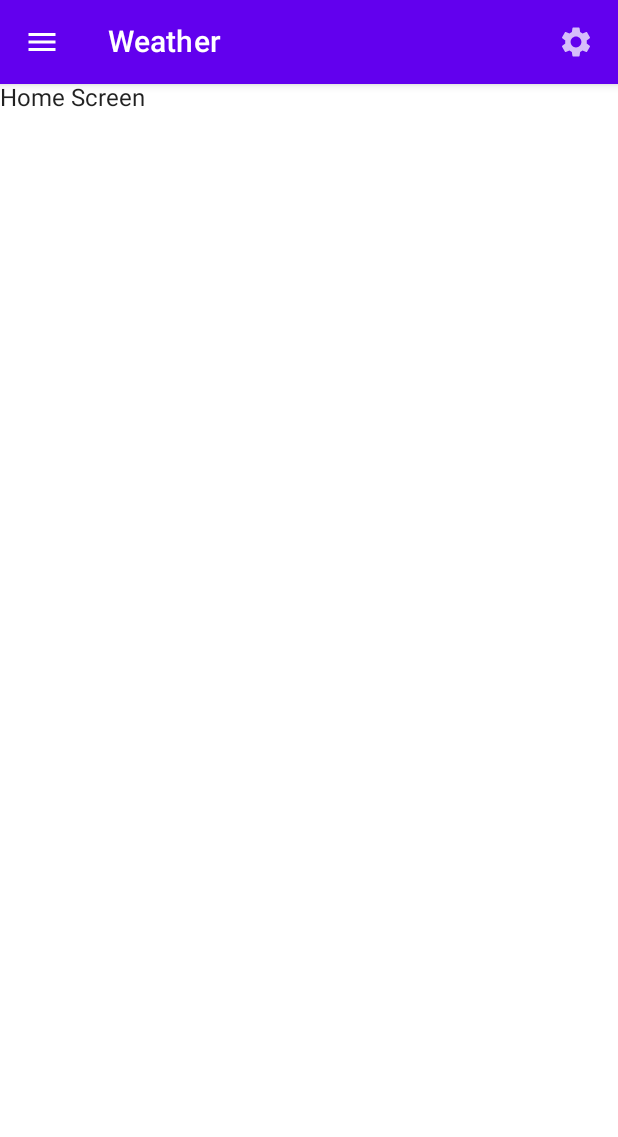
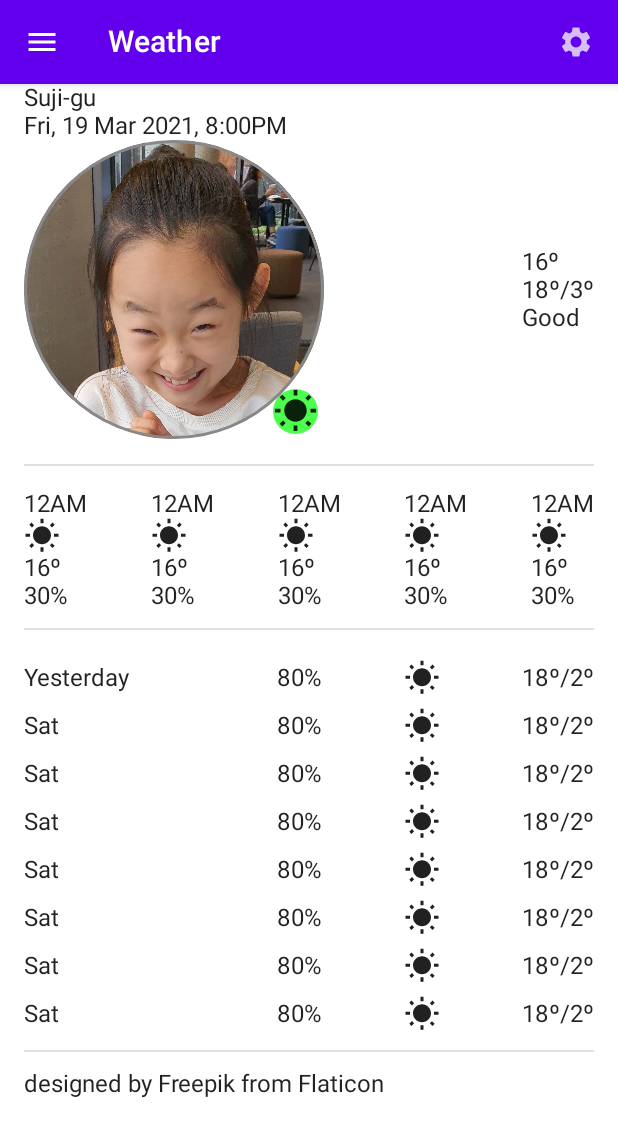
Before and after one commit to mechurak/weather-compose, an Android app built with Jetpack Compose: the screen it shows after launch (MainActivity), on a phone screen of 412 x 824 dp. Shown: the top 1137 px of the screen. Run offline under Robolectric (Android 15) with nearby library versions, the phone set to English and light mode, and no system bars.

Commit message:
Layout Homescreen

```diff
--- a/app/build.gradle
+++ b/app/build.gradle
@@ -74,6 +74,7 @@ dependencies {
     implementation "androidx.compose.ui:ui-tooling:$compose_version"
     implementation 'androidx.lifecycle:lifecycle-runtime-ktx:2.3.0'
     implementation "androidx.navigation:navigation-compose:1.0.0-alpha09"
+    // implementation "dev.chrisbanes.accompanist:accompanist-coil:0.6.2"
 
     testImplementation 'junit:junit:4.13.2'
 
--- a/app/src/main/AndroidManifest.xml
+++ b/app/src/main/AndroidManifest.xml
@@ -12,6 +12,8 @@
 
 <manifest xmlns:android="http://schemas.android.com/apk/res/android"
     package="com.shimnssso.weather">
+
+    <uses-permission android:name="android.permission.INTERNET" />
 
     <application
         android:allowBackup="true"
--- a/app/src/main/java/com/shimnssso/weather/ui/home/HomeScreen.kt
+++ b/app/src/main/java/com/shimnssso/weather/ui/home/HomeScreen.kt
@@ -15,7 +15,21 @@
  */
 package com.shimnssso.weather.ui.home
 
+import androidx.compose.foundation.Image
+import androidx.compose.foundation.background
+import androidx.compose.foundation.border
 import androidx.compose.foundation.isSystemInDarkTheme
+import androidx.compose.foundation.layout.Arrangement
+import androidx.compose.foundation.layout.Box
+import androidx.compose.foundation.layout.Column
+import androidx.compose.foundation.layout.Row
+import androidx.compose.foundation.layout.fillMaxWidth
+import androidx.compose.foundation.layout.padding
+import androidx.compose.foundation.layout.size
+import androidx.compose.foundation.rememberScrollState
+import androidx.compose.foundation.shape.CircleShape
+import androidx.compose.foundation.verticalScroll
+import androidx.compose.material.Divider
 import androidx.compose.material.Icon
 import androidx.compose.material.IconButton
 import androidx.compose.material.MaterialTheme
@@ -25,9 +39,16 @@ import androidx.compose.material.TopAppBar
 import androidx.compose.material.icons.Icons
 import androidx.compose.material.icons.filled.Menu
 import androidx.compose.material.icons.filled.Settings
+import androidx.compose.material.icons.filled.WbSunny
 import androidx.compose.material.primarySurface
 import androidx.compose.runtime.Composable
+import androidx.compose.ui.Alignment
+import androidx.compose.ui.Modifier
+import androidx.compose.ui.draw.clip
+import androidx.compose.ui.graphics.Color
+import androidx.compose.ui.res.painterResource
 import androidx.compose.ui.res.stringResource
+import androidx.compose.ui.unit.dp
 import androidx.navigation.NavController
 import androidx.navigation.compose.navigate
 import com.shimnssso.weather.R
@@ -40,7 +61,109 @@ fun HomeScreen(
     Scaffold(
         topBar = { AppBar(navController) }
     ) { innerPadding ->
-        Text("Home Screen")
+
+        Column(
+            modifier = Modifier.padding(horizontal = 16.dp)
+        ) {
+            Text("Suji-gu")
+            Text("Fri, 19 Mar 2021, 8:00PM")
+
+            Row(
+                verticalAlignment = Alignment.CenterVertically,
+                horizontalArrangement = Arrangement.SpaceBetween,
+                modifier = Modifier.fillMaxWidth()
+            ) {
+                Box(modifier = Modifier.size(200.dp)) {
+                    Image(
+                        painter = painterResource(R.drawable.ella),
+                        contentDescription = "ella",
+                        modifier = Modifier
+                            .fillMaxWidth()
+                            .clip(CircleShape) // clip to the circle shape
+                            .border(2.dp, Color.Gray, CircleShape) // add a border (optional)
+                    )
+                    Icon(
+                        Icons.Filled.WbSunny,
+                        contentDescription = null,
+                        modifier = Modifier
+                            .padding(4.dp)
+                            .clip(CircleShape)
+                            .size(30.dp)
+                            .background(Color.Green.copy(alpha = 0.7f))
+                            .align(Alignment.BottomEnd)
+                    )
+                }
+                Column {
+                    Text("16º")
+                    Text("18º/3º")
+                    Text("Good")
+                }
+            }
+
+            Divider(Modifier.padding(top = 16.dp))
+
+            Column(
+                modifier = Modifier
+                    .verticalScroll(rememberScrollState())
+                    .padding(top = 16.dp)
+            ) {
+                Row(
+                    modifier = Modifier.fillMaxWidth(),
+                    horizontalArrangement = Arrangement.SpaceBetween,
+                    verticalAlignment = Alignment.CenterVertically
+                ) {
+                    for (i in 1..5) {
+                        Column {
+                            Text("12AM")
+                            Icon(
+                                Icons.Filled.WbSunny,
+                                contentDescription = null,
+                            )
+                            Text("16º")
+                            Text("30%")
+                        }
+                    }
+                }
+
+                Divider(Modifier.padding(vertical = 12.dp))
+                Column {
+                    Row(
+                        modifier = Modifier
+                            .fillMaxWidth()
+                            .padding(top = 8.dp),
+                        horizontalArrangement = Arrangement.SpaceBetween,
+                        verticalAlignment = Alignment.CenterVertically
+                    ) {
+                        Text("Yesterday", modifier = Modifier.fillMaxWidth(0.3f))
+                        Text("80%")
+                        Icon(
+                            Icons.Filled.WbSunny,
+                            contentDescription = null,
+                        )
+                        Text("18º/2º")
+                    }
+                    for (i in 1..7) {
+                        Row(
+                            modifier = Modifier
+                                .fillMaxWidth()
+                                .padding(top = 8.dp),
+                            horizontalArrangement = Arrangement.SpaceBetween,
+                            verticalAlignment = Alignment.CenterVertically
+                        ) {
+                            Text("Sat", modifier = Modifier.fillMaxWidth(0.3f))
+                            Text("80%")
+                            Icon(
+                                Icons.Filled.WbSunny,
+                                contentDescription = null,
+                            )
+                            Text("18º/2º")
+                        }
+                    }
+                }
+                Divider(Modifier.padding(vertical = 12.dp))
+                Text("designed by Freepik from Flaticon") // https://www.flaticon.com/packs/weather-255
+            }
+        }
     }
 }
 
```
Also changed, not shown: app/src/main/res/drawable/ella.jpg (added).
